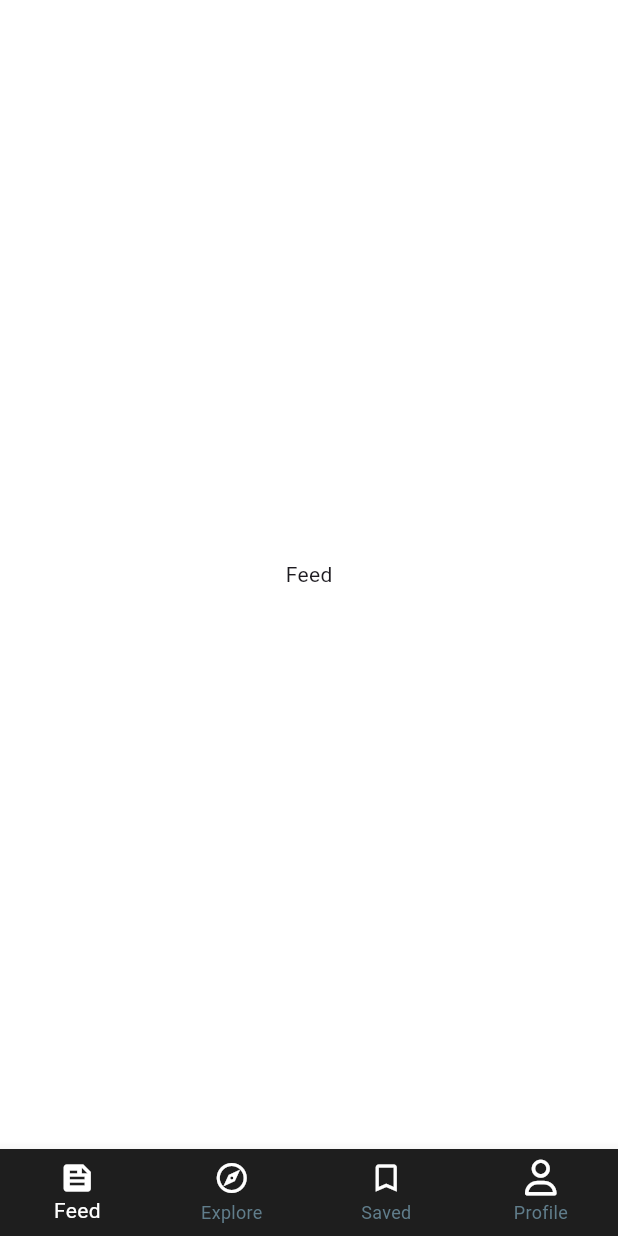
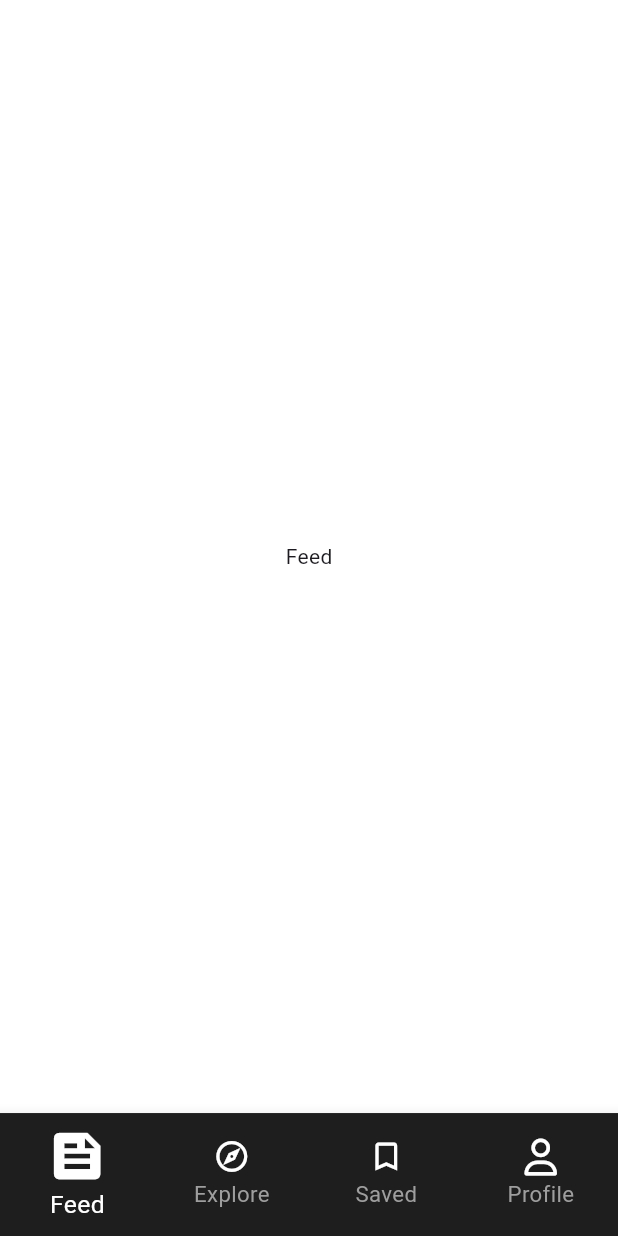
Before and after one commit to Flutter-gg-1/Project-5, a Flutter app: the MainScreen screen opened directly, on a phone screen of 412 x 824 dp. Run offline on Flutter 3.47's test engine with Material 3 defaults, Android fonts, the phone set to English and light mode, and no system bars; our stand-ins replace font_awesome_flutter.

Commit message:
UPD BottomNavigationBarType 2

```diff
--- a/lib/screen/main_screen.dart
+++ b/lib/screen/main_screen.dart
@@ -27,7 +27,13 @@ class _MainScreenState extends State<MainScreen> {
         type: BottomNavigationBarType.fixed,
         backgroundColor: MyColors.containerBlackColor,
         selectedItemColor: MyColors.whiteTextColor,
-        unselectedItemColor: Colors.blueGrey,
+        selectedFontSize: context.getHeightScreen(height: 0.02),
+        unselectedItemColor: MyColors.greyTextColor,
+        unselectedFontSize: context.getHeightScreen(height: 0.018),
+        selectedIconTheme:
+            IconThemeData(size: context.getHeightScreen(height: 0.05)),
+        unselectedIconTheme:
+            IconThemeData(size: context.getHeightScreen(height: 0.03)),
         currentIndex: bottomIndex,
         onTap: (index) {
           setState(() {
```
